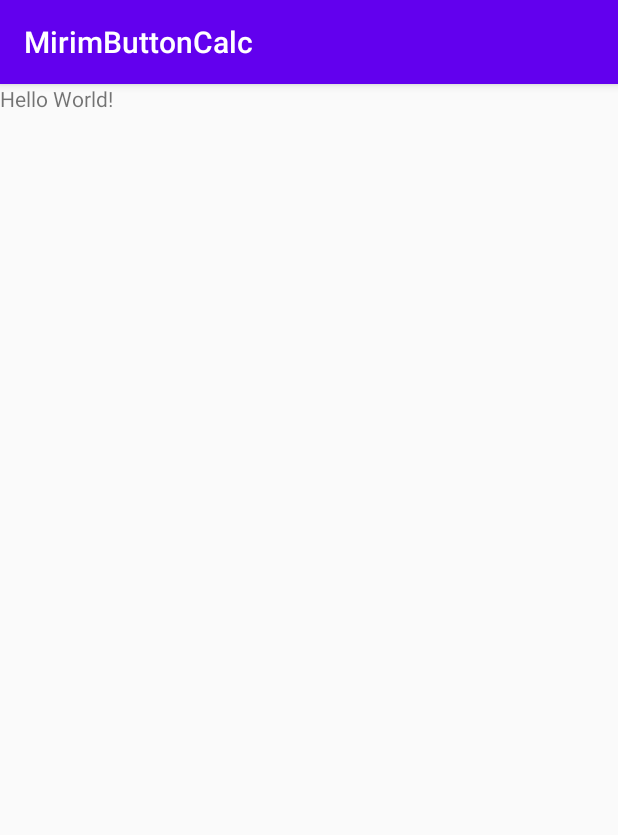
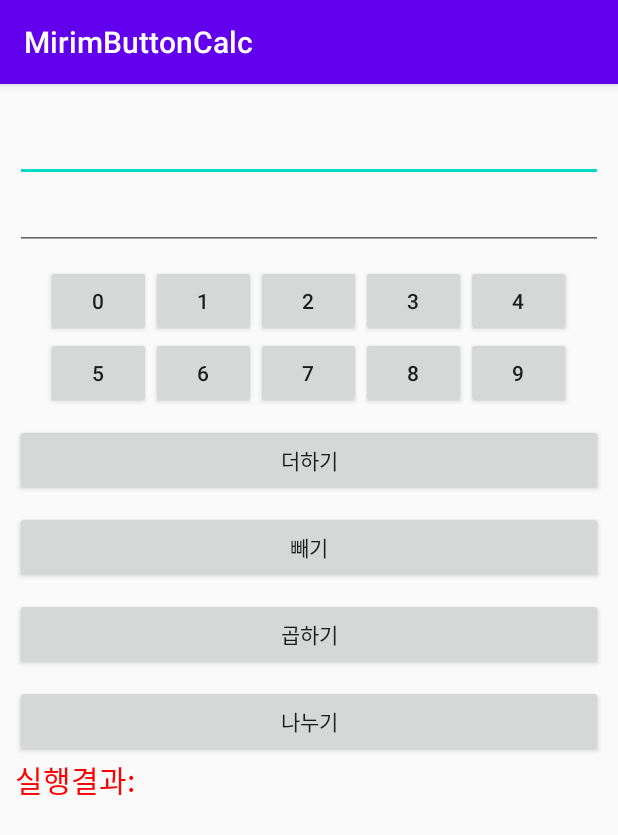
Before and after one commit to Nayoung-apeach/MirimButtonCalc, an Android app: the screen it shows after launch (MainActivity), on a phone screen of 412 x 824 dp. Shown: the top 835 px of the screen. Run offline under Robolectric (Android 15) with nearby library versions, the phone set to English and light mode, and no system bars.

Commit message:
Complete Number Buttons Event Programming

```diff
--- a/app/src/main/java/kr/hs/emirim/s2019w04/mirimbuttoncalc/MainActivity.java
+++ b/app/src/main/java/kr/hs/emirim/s2019w04/mirimbuttoncalc/MainActivity.java
@@ -3,12 +3,42 @@ package kr.hs.emirim.s2019w04.mirimbuttoncalc;
 import androidx.appcompat.app.AppCompatActivity;
 
 import android.os.Bundle;
+import android.view.View;
+import android.widget.Button;
+import android.widget.EditText;
+import android.widget.Toast;
 
 public class MainActivity extends AppCompatActivity {
+    int[] btnId = {R.id.btn_0,R.id.btn_1,R.id.btn_2,R.id.btn_3,R.id.btn_4,
+            R.id.btn_5,R.id.btn_6,R.id.btn_7,R.id.btn_8,R.id.btn_9};
+    Button[] btnN = new Button[btnId.length];
+    String num1, num2;
+    EditText edit1, edit2;
 
     @Override
     protected void onCreate(Bundle savedInstanceState) {
         super.onCreate(savedInstanceState);
         setContentView(R.layout.activity_main);
+        edit1 = findViewById(R.id.edit1);
+        edit2 = findViewById(R.id.edit2);
+        for (int i=0; i<btnN.length; i++){
+            btnN[i] = findViewById(btnId[i]);
+            btnN[i].setOnClickListener(btnNListener);
+        }
     }
+    View.OnClickListener btnNListener = new View.OnClickListener() {
+        @Override
+        public void onClick(View v) {
+            Button btn = (Button) v;
+            if(edit1.isFocused() == true){
+                num1 = edit1.getText().toString() + btn.getText().toString();
+                edit1.setText(num1);
+            }else if(edit2.isFocused() == true){
+                num2 = edit2.getText().toString() + btn.getText().toString();
+                edit2.setText(num2);
+            }else{
+                Toast.makeText(getApplicationContext(), "EditText를 선택해주세요.", Toast.LENGTH_SHORT).show();;
+            }
+        }
+    };
 }
--- a/app/src/main/res/layout/activity_main.xml
+++ b/app/src/main/res/layout/activity_main.xml
@@ -6,15 +6,132 @@
     android:layout_width="match_parent"
     android:layout_height="match_parent"
     android:orientation="vertical"
+    android:padding="10dp"
     tools:context=".MainActivity">
 
+    <EditText
+        android:id="@+id/edit1"
+        android:layout_width="match_parent"
+        android:layout_height="wrap_content"
+        android:layout_marginTop="10dp"
+        />
+    <EditText
+        android:id="@+id/edit2"
+        android:layout_width="match_parent"
+        android:layout_height="wrap_content"
+        />
+    <TableLayout
+        android:layout_marginTop="10dp"
+        android:layout_width="match_parent"
+        android:layout_height="wrap_content">
+
+        <TableRow
+            android:layout_width="match_parent"
+            android:layout_height="wrap_content"
+            android:gravity="center_horizontal"
+            >
+            <Button
+                android:id="@+id/btn_0"
+                android:layout_width="70dp"
+                android:layout_height="wrap_content"
+                android:text="0"
+                />
+            <Button
+                android:id="@+id/btn_1"
+                android:layout_width="70dp"
+                android:layout_height="wrap_content"
+                android:text="1"
+                />
+        <Button
+            android:id="@+id/btn_2"
+            android:layout_width="70dp"
+            android:layout_height="wrap_content"
+            android:text="2"
+            />
+        <Button
+            android:id="@+id/btn_3"
+            android:layout_width="70dp"
+            android:layout_height="wrap_content"
+            android:text="3"
+            />
+        <Button
+            android:id="@+id/btn_4"
+            android:layout_width="70dp"
+            android:layout_height="wrap_content"
+            android:text="4"
+            />
+        </TableRow>
+        <TableRow
+            android:layout_width="match_parent"
+            android:layout_height="wrap_content"
+            android:gravity="center_horizontal"
+            >
+            <Button
+                android:id="@+id/btn_5"
+                android:layout_width="70dp"
+                android:layout_height="wrap_content"
+                android:text="5"
+                />
+            <Button
+                android:id="@+id/btn_6"
+                android:layout_width="70dp"
+                android:layout_height="wrap_content"
+                android:text="6"
+                />
+            <Button
+                android:id="@+id/btn_7"
+                android:layout_width="70dp"
+                android:layout_height="wrap_content"
+                android:text="7"
+                />
+            <Button
+                android:id="@+id/btn_8"
+                android:layout_width="70dp"
+                android:layout_height="wrap_content"
+                android:text="8"
+                />
+            <Button
+                android:id="@+id/btn_9"
+                android:layout_width="70dp"
+                android:layout_height="wrap_content"
+                android:text="9"
+                />
+        </TableRow>
+    </TableLayout>
+    <Button
+        android:id="@+id/btn_plus"
+        android:layout_marginTop="10dp"
+        android:layout_width="match_parent"
+        android:layout_height="wrap_content"
+        android:text="더하기"
+        />
+    <Button
+        android:id="@+id/btn_minus"
+        android:layout_marginTop="10dp"
+        android:layout_width="match_parent"
+        android:layout_height="wrap_content"
+        android:text="빼기"
+        />
+    <Button
+        android:id="@+id/btn_multiple"
+        android:layout_marginTop="10dp"
+        android:layout_width="match_parent"
+        android:layout_height="wrap_content"
+        android:text="곱하기"
+        />
+    <Button
+        android:id="@+id/btn_divide"
+        android:layout_marginTop="10dp"
+        android:layout_width="match_parent"
+        android:layout_height="wrap_content"
+        android:text="나누기"
+        />
     <TextView
-        android:layout_width="wrap_content"
+        android:id="@+id/text_result"
+        android:layout_width="match_parent"
         android:layout_height="wrap_content"
-        android:text="Hello World!"
-        app:layout_constraintBottom_toBottomOf="parent"
-        app:layout_constraintLeft_toLeftOf="parent"
-        app:layout_constraintRight_toRightOf="parent"
-        app:layout_constraintTop_toTopOf="parent" />
-
+        android:text="실행결과: "
+        android:textSize="20sp"
+        android:textColor="#ff0000"
+        />
 </LinearLayout>
```
